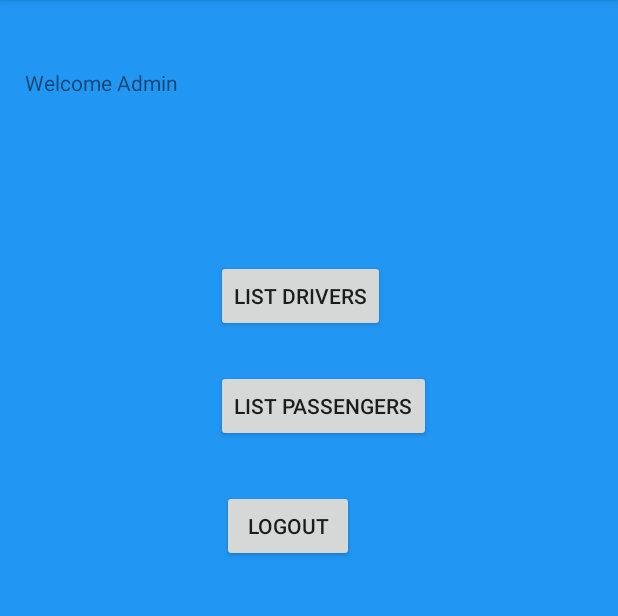
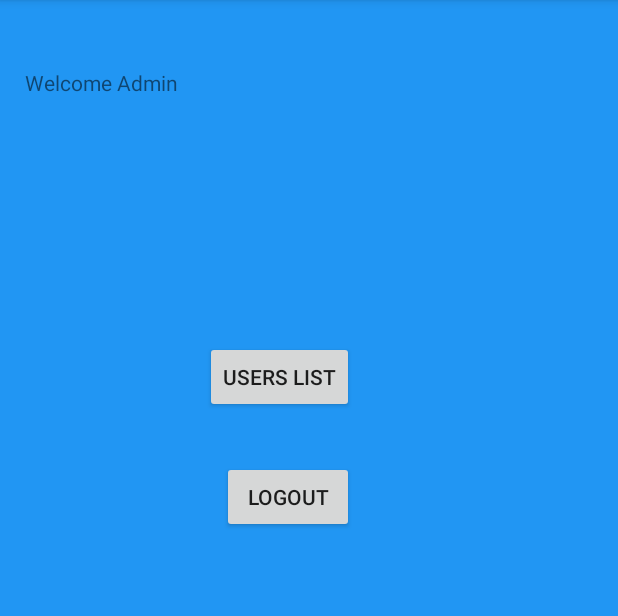
Before and after one commit to harpal779/CarPooling, an Android app: the Admin screen opened directly, with no data from a screen before it, on a phone screen of 412 x 824 dp, the part 84-700 px from its top. Run offline under Robolectric (Android 15) with nearby library versions, the phone set to English and light mode, and no system bars.

Commit message:
admin functions

```diff
--- a/app/src/main/java/com/example/carpooling/Admin.java
+++ b/app/src/main/java/com/example/carpooling/Admin.java
@@ -14,7 +14,6 @@ Button b1,b2,b3;
     protected void onCreate(Bundle savedInstanceState) {
         super.onCreate(savedInstanceState);
         setContentView(R.layout.activity_admin);
-        b1=findViewById(R.id.button5);
         b2=findViewById(R.id.button6);
         b3=findViewById(R.id.button7);
 
@@ -33,11 +32,6 @@ Button b1,b2,b3;
     }
 
 
-    public void Driver(View view) {
-        Intent intent=new Intent(Admin.this,Interface.class);
-        startActivity(intent);
-        finish();
-    }
 
     public void Logout(View view) {
         Intent intent=new Intent(Admin.this,MainActivity.class);
--- a/app/src/main/res/layout/activity_admin.xml
+++ b/app/src/main/res/layout/activity_admin.xml
@@ -11,31 +11,15 @@
         android:id="@+id/button6"
         android:layout_width="wrap_content"
         android:layout_height="wrap_content"
-        android:layout_marginStart="144dp"
-        android:layout_marginLeft="144dp"
-        android:layout_marginTop="25dp"
-        android:layout_marginEnd="125dp"
-        android:layout_marginRight="125dp"
-        android:text="List Passengers"
+        android:layout_marginStart="147dp"
+        android:layout_marginLeft="147dp"
+        android:layout_marginTop="80dp"
+        android:layout_marginEnd="176dp"
+        android:layout_marginRight="176dp"
         android:onClick="Passenger"
+        android:text="Users List"
         app:layout_constraintEnd_toEndOf="parent"
-        app:layout_constraintStart_toStartOf="parent"
-        app:layout_constraintTop_toBottomOf="@+id/button5"
-        tools:ignore="OnClick" />
-
-    <Button
-        android:id="@+id/button5"
-        android:layout_width="wrap_content"
-        android:layout_height="wrap_content"
-        android:layout_marginStart="144dp"
-        android:layout_marginLeft="144dp"
-        android:layout_marginTop="26dp"
-        android:layout_marginEnd="156dp"
-        android:onClick="Driver"
-
-        android:layout_marginRight="156dp"
-        android:text="List Drivers"
-        app:layout_constraintEnd_toEndOf="parent"
+        app:layout_constraintHorizontal_bias="1.0"
         app:layout_constraintStart_toStartOf="parent"
         app:layout_constraintTop_toBottomOf="@+id/textView6"
         tools:ignore="OnClick" />
```
